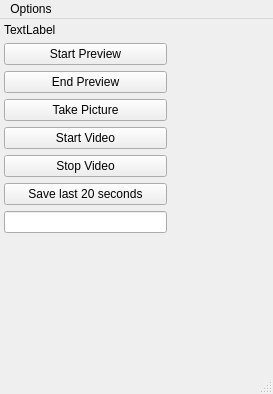
Above: ui/main_window.ui from tasmanvs/microscope before the change. Below: the same form after it.
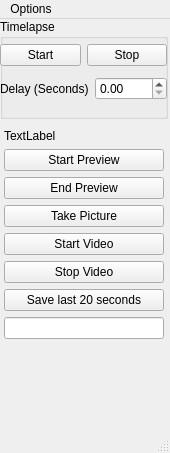
That is the form after the change.

Commit message: Updated UI for timelapse. Need to implement

What changed in the file:
```diff
--- a/ui/main_window.ui
+++ b/ui/main_window.ui
@@ -6,23 +6,91 @@
    <rect>
     <x>0</x>
     <y>0</y>
-    <width>273</width>
-    <height>394</height>
+    <width>170</width>
+    <height>453</height>
    </rect>
   </property>
   <property name="windowTitle">
    <string>MainWindow</string>
   </property>
   <widget class="QWidget" name="central_widget_">
-   <widget class="QWidget" name="verticalLayoutWidget">
+   <widget class="QWidget" name="">
     <property name="geometry">
      <rect>
       <x>0</x>
       <y>0</y>
-      <width>171</width>
-      <height>279</height>
+      <width>168</width>
+      <height>435</height>
      </rect>
     </property>
+    <layout class="QVBoxLayout" name="verticalLayout_2">
+     <item>
+      <widget class="QGroupBox" name="groupBox">
+       <property name="enabled">
+        <bool>true</bool>
+       </property>
+       <property name="sizePolicy">
+        <sizepolicy hsizetype="Preferred" vsizetype="Fixed">
+         <horstretch>0</horstretch>
+         <verstretch>0</verstretch>
+        </sizepolicy>
+       </property>
+       <property name="minimumSize">
+        <size>
+         <width>0</width>
+         <height>100</height>
+        </size>
+       </property>
+       <property name="title">
+        <string>Timelapse</string>
+       </property>
+       <widget class="QWidget" name="">
+        <property name="geometry">
+         <rect>
+          <x>0</x>
+          <y>20</y>
+          <width>167</width>
+          <height>67</height>
+         </rect>
+        </property>
+        <layout class="QVBoxLayout" name="verticalLayout">
+         <item>
+          <layout class="QHBoxLayout" name="horizontalLayout_2">
+           <item>
+            <widget class="QPushButton" name="start_timelapse_btn_">
+             <property name="text">
+              <string>Start</string>
+             </property>
+            </widget>
+           </item>
+           <item>
+            <widget class="QPushButton" name="stop_timelapse_btn_">
+             <property name="text">
+              <string>Stop</string>
+             </property>
+            </widget>
+           </item>
+          </layout>
+         </item>
+         <item>
+          <layout class="QHBoxLayout" name="horizontalLayout">
+           <item>
+            <widget class="QLabel" name="label">
+             <property name="text">
+              <string>Delay (Seconds)</string>
+             </property>
+            </widget>
+           </item>
+           <item>
+            <widget class="QDoubleSpinBox" name="timelapse_delay_spinbox_"/>
+           </item>
+          </layout>
+         </item>
+        </layout>
+       </widget>
+      </widget>
+     </item>
+     <item>
     <layout class="QVBoxLayout" name="vertical_layout_">
      <property name="leftMargin">
       <number>4</number>
@@ -102,6 +170,8 @@
       </spacer>
      </item>
     </layout>
+     </item>
+    </layout>
    </widget>
   </widget>
   <widget class="QMenuBar" name="menubar">
@@ -109,7 +179,7 @@
     <rect>
      <x>0</x>
      <y>0</y>
-     <width>273</width>
+     <width>170</width>
      <height>37</height>
     </rect>
    </property>
```
Left out of the diff: 2 changed lines with no effect on the pictures. Lines whose indentation alone changed are shown as unchanged. The commit also changes 3 other files.
